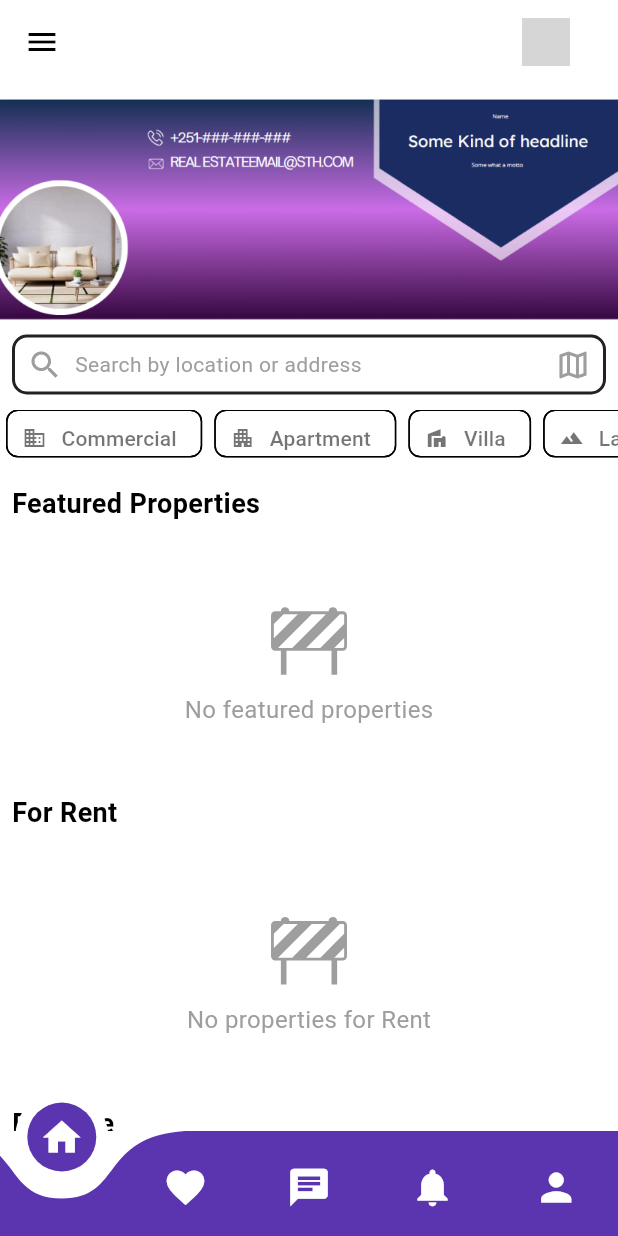
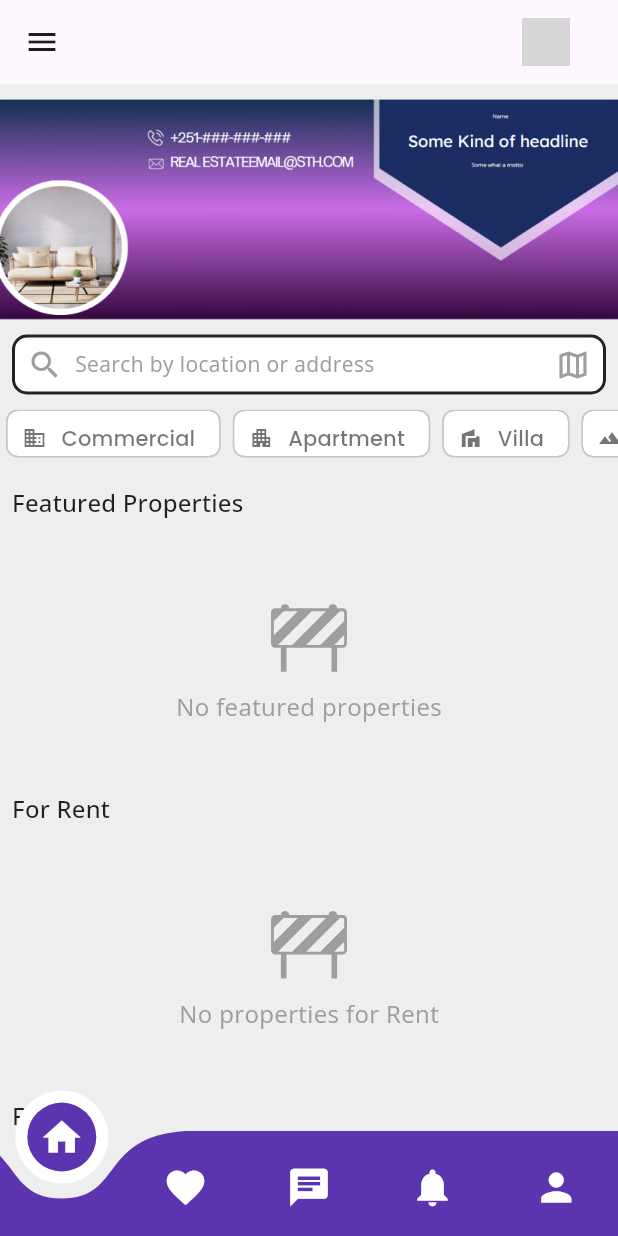
Before and after one commit to samiyamohammed/realestate, a Flutter app: the screen it shows after launch, on a phone screen of 412 x 824 dp. Run offline on Flutter 3.47's test engine with Material 3 defaults, Android fonts, the phone set to English and light mode, and no system bars; drawn by our look-alikes of curved_navigation_bar; our stand-ins replace bloc, carousel_slider, dartz, dio, dropdown_button2, equatable and 14 more; missing offline and left inert: app_settings; network calls fail; grey boxes are pictures that could not be loaded.

Commit message:
setting theme def

```diff
--- a/lib/main.dart
+++ b/lib/main.dart
@@ -17,6 +17,7 @@ import 'package:real_estate_marketplace/config/router.dart';
 // import 'package:real_estate_marketplace/pages/agent_page.dart';
 // ignore: unused_import
 import 'package:real_estate_marketplace/pages/favorites_page.dart';
+import 'package:real_estate_marketplace/theme/theme.dart';
 import 'package:shared_preferences/shared_preferences.dart';
 // import 'package:real_estate_marketplace/pages/home_page.dart';
 // ignore: unused_import
@@ -53,7 +54,7 @@ class RealEstateApp extends StatelessWidget {
           return MaterialApp.router(
             // return MaterialApp(
             debugShowCheckedModeBanner: false,
-            theme: themeState.themeData,
+            theme: lightTheme,
             // home: const AgentPage(),
             routerConfig:
                 router, // Use the router from the imported router file
--- a/lib/pages/Home page/home_page.dart
+++ b/lib/pages/Home page/home_page.dart
@@ -1,4 +1,3 @@
-// ignore_for_file: library_private_types_in_public_api
 import 'package:flutter/material.dart';
 import 'package:flutter_bloc/flutter_bloc.dart';
 import 'package:go_router/go_router.dart';
@@ -231,12 +230,11 @@ class _HomePageState extends State<HomePage> {
                     const SizedBox(height: 10),
 
                     // Featured Properties Section
-                    const Padding(
+                    Padding(
                       padding: EdgeInsets.all(8.0),
                       child: Text(
                         'Featured Properties',
-                        style: TextStyle(
-                            fontSize: 18, fontWeight: FontWeight.bold),
+                        style: Theme.of(context).textTheme.titleMedium,
                       ),
                     ),
                     SizedBox(
@@ -312,12 +310,11 @@ class _HomePageState extends State<HomePage> {
 
                     // For Rent Section
                     // For Rent Section
-                    const Padding(
+                    Padding(
                       padding: EdgeInsets.all(8.0),
                       child: Text(
                         'For Rent',
-                        style: TextStyle(
-                            fontSize: 18, fontWeight: FontWeight.bold),
+                        style: Theme.of(context).textTheme.titleMedium,
                       ),
                     ),
                     SizedBox(
@@ -393,12 +390,11 @@ class _HomePageState extends State<HomePage> {
                     ),
 
                     // For Sale Section
-                    const Padding(
+                    Padding(
                       padding: EdgeInsets.all(8.0),
                       child: Text(
                         'For Sale',
-                        style: TextStyle(
-                            fontSize: 18, fontWeight: FontWeight.bold),
+                        style: Theme.of(context).textTheme.titleMedium,
                       ),
                     ),
                     SizedBox(
@@ -475,12 +471,11 @@ class _HomePageState extends State<HomePage> {
 
                     // For Investment Section
                     // For Investment Section
-                    const Padding(
+                    Padding(
                       padding: EdgeInsets.all(8.0),
                       child: Text(
                         'For Investment',
-                        style: TextStyle(
-                            fontSize: 18, fontWeight: FontWeight.bold),
+                        style: Theme.of(context).textTheme.titleMedium,
                       ),
                     ),
                     SizedBox(
--- a/lib/theme/theme.dart
+++ b/lib/theme/theme.dart
@@ -0,0 +1,198 @@
+import 'package:flutter/material.dart';
+import 'package:google_fonts/google_fonts.dart';
+
+ThemeData lightTheme = ThemeData(
+  scaffoldBackgroundColor: Colors.grey[200],
+  primaryColor: Color(0xff5B15A0),
+  canvasColor: Colors.white,
+  textTheme: TextTheme(
+    displayLarge: GoogleFonts.poppins(
+      fontSize: 57,
+      fontWeight: FontWeight.bold,
+      letterSpacing: -0.25,
+      color: Colors.black87, // Custom font color
+    ),
+    displayMedium: GoogleFonts.poppins(
+      fontSize: 45,
+      fontWeight: FontWeight.w600,
+      letterSpacing: 0,
+      color: Colors.black87, // Custom font color
+    ),
+    displaySmall: GoogleFonts.poppins(
+      fontSize: 36,
+      fontWeight: FontWeight.w500,
+      letterSpacing: 0,
+      color: Colors.black87, // Custom font color
+    ),
+    headlineLarge: GoogleFonts.poppins(
+      fontSize: 32,
+      fontWeight: FontWeight.w600,
+      letterSpacing: 0.25,
+      color: Colors.black, // Custom font color
+    ),
+    headlineMedium: GoogleFonts.poppins(
+      fontSize: 28,
+      fontWeight: FontWeight.w500,
+      letterSpacing: 0,
+      color: Colors.black, // Custom font color
+    ),
+    headlineSmall: GoogleFonts.poppins(
+      fontSize: 24,
+      fontWeight: FontWeight.w500,
+      letterSpacing: 0.15,
+      color: Colors.black, // Custom font color
+    ),
+    titleLarge: GoogleFonts.openSans(
+      fontSize: 22,
+      fontWeight: FontWeight.w500,
+      letterSpacing: 0.15,
+      color: Colors.black87, // Custom font color
+    ),
+    titleMedium: GoogleFonts.openSans(
+      fontSize: 16,
+      fontWeight: FontWeight.w500,
+      letterSpacing: 0.15,
+      color: Colors.black87, // Custom font color
+    ),
+    titleSmall: GoogleFonts.openSans(
+      fontSize: 14,
+      fontWeight: FontWeight.w500,
+      letterSpacing: 0.1,
+      color: Colors.black87, // Custom font color
+    ),
+    bodyLarge: GoogleFonts.openSans(
+      fontSize: 16,
+      fontWeight: FontWeight.w400,
+      letterSpacing: 0.5,
+      color: Colors.grey[800], // Custom font color
+    ),
+    bodyMedium: GoogleFonts.openSans(
+      fontSize: 14,
+      fontWeight: FontWeight.w400,
+      letterSpacing: 0.25,
+      color: Colors.grey[800], // Custom font color
+    ),
+    bodySmall: GoogleFonts.openSans(
+      fontSize: 12,
+      fontWeight: FontWeight.w400,
+      letterSpacing: 0.4,
+      color: Colors.grey[700], // Custom font color
+    ),
+    labelLarge: GoogleFonts.poppins(
+      fontSize: 14,
+      fontWeight: FontWeight.w500,
+      letterSpacing: 0.1,
+      color: Colors.blueGrey[900], // Custom font color
+    ),
+    labelMedium: GoogleFonts.poppins(
+      fontSize: 12,
+      fontWeight: FontWeight.w500,
+      letterSpacing: 0.5,
+      color: Colors.blueGrey[900], // Custom font color
+    ),
+    labelSmall: GoogleFonts.poppins(
+      fontSize: 11,
+      fontWeight: FontWeight.w500,
+      letterSpacing: 0.5,
+      color: Colors.blueGrey[800], // Custom font color
+    ),
+  ),
+);
+
+ThemeData darkTheme = ThemeData(
+  primaryColor: Color(0xff5B15A0),
+  canvasColor: Colors.black,
+  scaffoldBackgroundColor: Colors.grey[900],
+  textTheme: TextTheme(
+    displayLarge: GoogleFonts.poppins(
+      fontSize: 57,
+      fontWeight: FontWeight.bold,
+      letterSpacing: -0.25,
+      color: Colors.white, // Lighter color for dark background
+    ),
+    displayMedium: GoogleFonts.poppins(
+      fontSize: 45,
+      fontWeight: FontWeight.w600,
+      letterSpacing: 0,
+      color: Colors.white, // Lighter color for dark background
+    ),
+    displaySmall: GoogleFonts.poppins(
+      fontSize: 36,
+      fontWeight: FontWeight.w500,
+      letterSpacing: 0,
+      color: Colors.white, // Lighter color for dark background
+    ),
+    headlineLarge: GoogleFonts.poppins(
+      fontSize: 32,
+      fontWeight: FontWeight.w600,
+      letterSpacing: 0.25,
+      color: Colors.white70, // Slightly softer white
+    ),
+    headlineMedium: GoogleFonts.poppins(
+      fontSize: 28,
+      fontWeight: FontWeight.w500,
+      letterSpacing: 0,
+      color: Colors.white70, // Slightly softer white
+    ),
+    headlineSmall: GoogleFonts.poppins(
+      fontSize: 24,
+      fontWeight: FontWeight.w500,
+      letterSpacing: 0.15,
+      color: Colors.white70, // Slightly softer white
+    ),
+    titleLarge: GoogleFonts.openSans(
+      fontSize: 22,
+      fontWeight: FontWeight.w600,
+      letterSpacing: 0.15,
+      color: Colors.white, // Lighter color for dark background
+    ),
+    titleMedium: GoogleFonts.openSans(
+      fontSize: 16,
+      fontWeight: FontWeight.w500,
+      letterSpacing: 0.15,
+      color: Colors.white, // Lighter color for dark background
+    ),
+    titleSmall: GoogleFonts.openSans(
+      fontSize: 14,
+      fontWeight: FontWeight.w500,
+      letterSpacing: 0.1,
+      color: Colors.white70, // Slightly softer white
+    ),
+    bodyLarge: GoogleFonts.openSans(
+      fontSize: 16,
+      fontWeight: FontWeight.w400,
+      letterSpacing: 0.5,
+      color: Colors.grey[300], // Softer grey for readability
+    ),
+    bodyMedium: GoogleFonts.openSans(
+      fontSize: 14,
+      fontWeight: FontWeight.w400,
+      letterSpacing: 0.25,
+      color: Colors.grey[300], // Softer grey for readability
+    ),
+    bodySmall: GoogleFonts.openSans(
+      fontSize: 12,
+      fontWeight: FontWeight.w400,
+      letterSpacing: 0.4,
+      color: Colors.grey[400], // Lighter grey for small text
+    ),
+    labelLarge: GoogleFonts.poppins(
+      fontSize: 14,
+      fontWeight: FontWeight.w500,
+      letterSpacing: 0.1,
+      color: Colors.blueGrey[100], // Softer light blue-grey
+    ),
+    labelMedium: GoogleFonts.poppins(
+      fontSize: 12,
+      fontWeight: FontWeight.w500,
+      letterSpacing: 0.5,
+      color: Colors.blueGrey[200], // Softer light blue-grey
+    ),
+    labelSmall: GoogleFonts.poppins(
+      fontSize: 11,
+      fontWeight: FontWeight.w500,
+      letterSpacing: 0.5,
+      color: Colors.blueGrey[200], // Softer light blue-grey
+    ),
+  ),
+);
```
